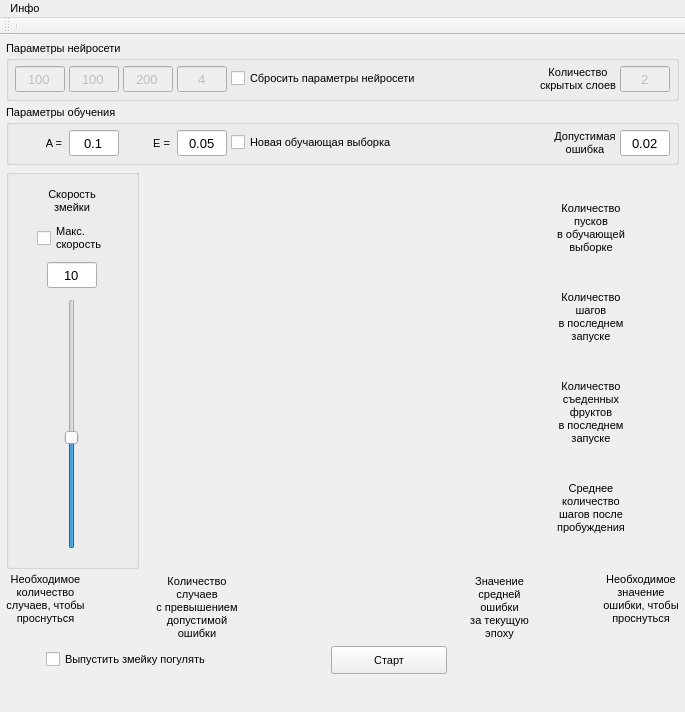
This is smartSnake/resources/MainWindow.ui in Max-Azarov/neuralNetSnake as Qt 5 draws it before an edit. The edited form follows.
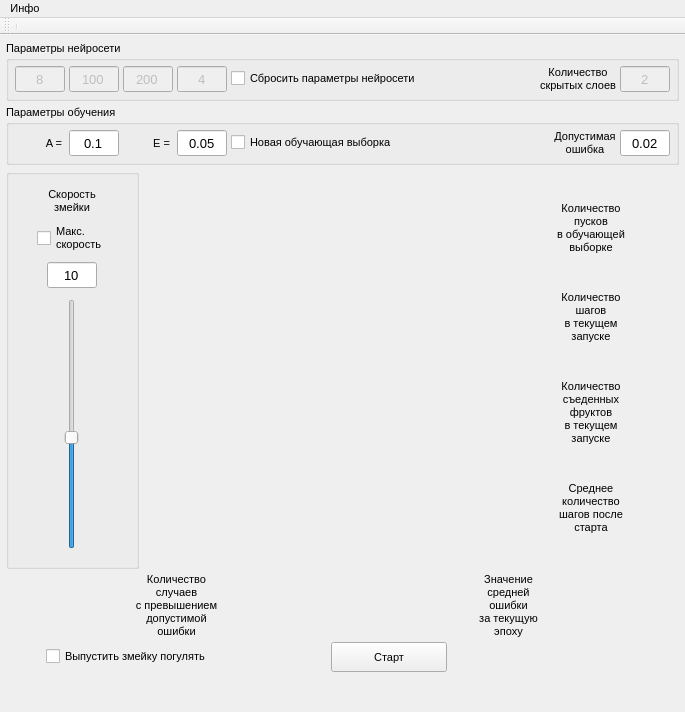
This is the edited form. Custom widgets are drawn as their Qt base class.

Patch:
```diff
--- a/smartSnake/resources/MainWindow.ui
+++ b/smartSnake/resources/MainWindow.ui
@@ -147,7 +147,7 @@
           <string>Count of inputs neural net (equal to the number of cells on the screen)</string>
          </property>
          <property name="text">
-          <string>100</string>
+          <string>8</string>
          </property>
          <property name="alignment">
           <set>Qt::AlignCenter</set>
@@ -784,13 +784,13 @@
            </property>
            <property name="minimumSize">
             <size>
-             <width>30</width>
+             <width>40</width>
              <height>0</height>
             </size>
            </property>
            <property name="maximumSize">
             <size>
-             <width>30</width>
+             <width>40</width>
              <height>250</height>
             </size>
            </property>
@@ -926,7 +926,7 @@
             <property name="text">
              <string>Количество
 шагов
-в последнем
+в текущем
 запуске</string>
             </property>
             <property name="alignment">
@@ -984,7 +984,7 @@
              <string>Количество
 съеденных
 фруктов
-в последнем
+в текущем
 запуске</string>
             </property>
             <property name="alignment">
@@ -1042,7 +1042,7 @@
              <string>Среднее
 количество
 шагов после
-пробуждения</string>
+старта</string>
             </property>
             <property name="alignment">
              <set>Qt::AlignCenter</set>
@@ -1081,34 +1081,7 @@
      </layout>
     </item>
     <item>
-     <layout class="QHBoxLayout" name="horizontalLayout_10" stretch="0,2,2,1,2,1,2,2,2,0">
-      <item>
-       <layout class="QVBoxLayout" name="verticalLayout_2">
-        <item>
-         <widget class="QLabel" name="lblCountRunTitle">
-          <property name="text">
-           <string>Необходимое
-количество
-случаев, чтобы
-проснуться</string>
-          </property>
-          <property name="alignment">
-           <set>Qt::AlignCenter</set>
-          </property>
-         </widget>
-        </item>
-        <item>
-         <widget class="QLabel" name="lblCountRun">
-          <property name="text">
-           <string/>
-          </property>
-          <property name="alignment">
-           <set>Qt::AlignCenter</set>
-          </property>
-         </widget>
-        </item>
-       </layout>
-      </item>
+     <layout class="QHBoxLayout" name="horizontalLayout_10" stretch="3,2,1,2,1,2,2,3">
       <item>
        <spacer name="horizontalSpacer_9">
         <property name="orientation">
@@ -1251,33 +1224,6 @@
         </property>
        </spacer>
       </item>
-      <item>
-       <layout class="QVBoxLayout" name="verticalLayout_4">
-        <item>
-         <widget class="QLabel" name="lblErrorRunTitle">
-          <property name="text">
-           <string>Необходимое
-значение
-ошибки, чтобы
-проснуться</string>
-          </property>
-          <property name="alignment">
-           <set>Qt::AlignCenter</set>
-          </property>
-         </widget>
-        </item>
-        <item>
-         <widget class="QLabel" name="lblErrorRun">
-          <property name="text">
-           <string/>
-          </property>
-          <property name="alignment">
-           <set>Qt::AlignCenter</set>
-          </property>
-         </widget>
-        </item>
-       </layout>
-      </item>
      </layout>
     </item>
     <item>
```
Left out of the diff: 1 changed line with no effect on the pictures.
